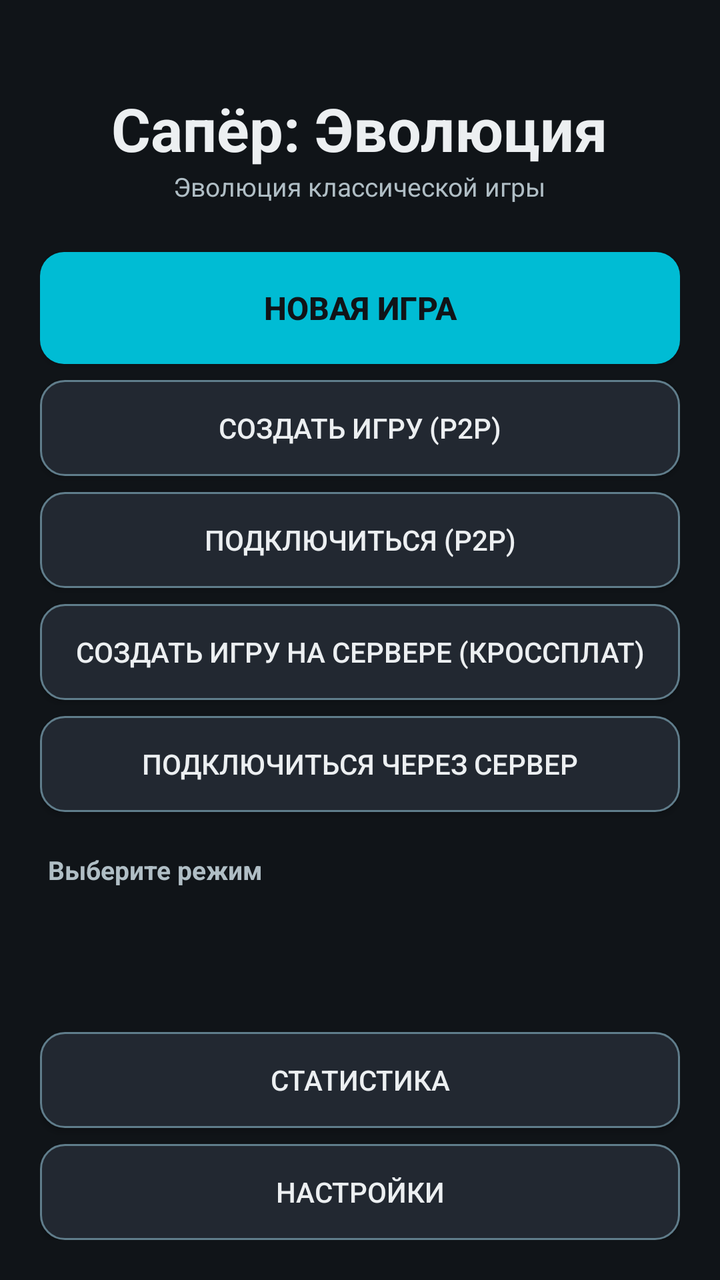
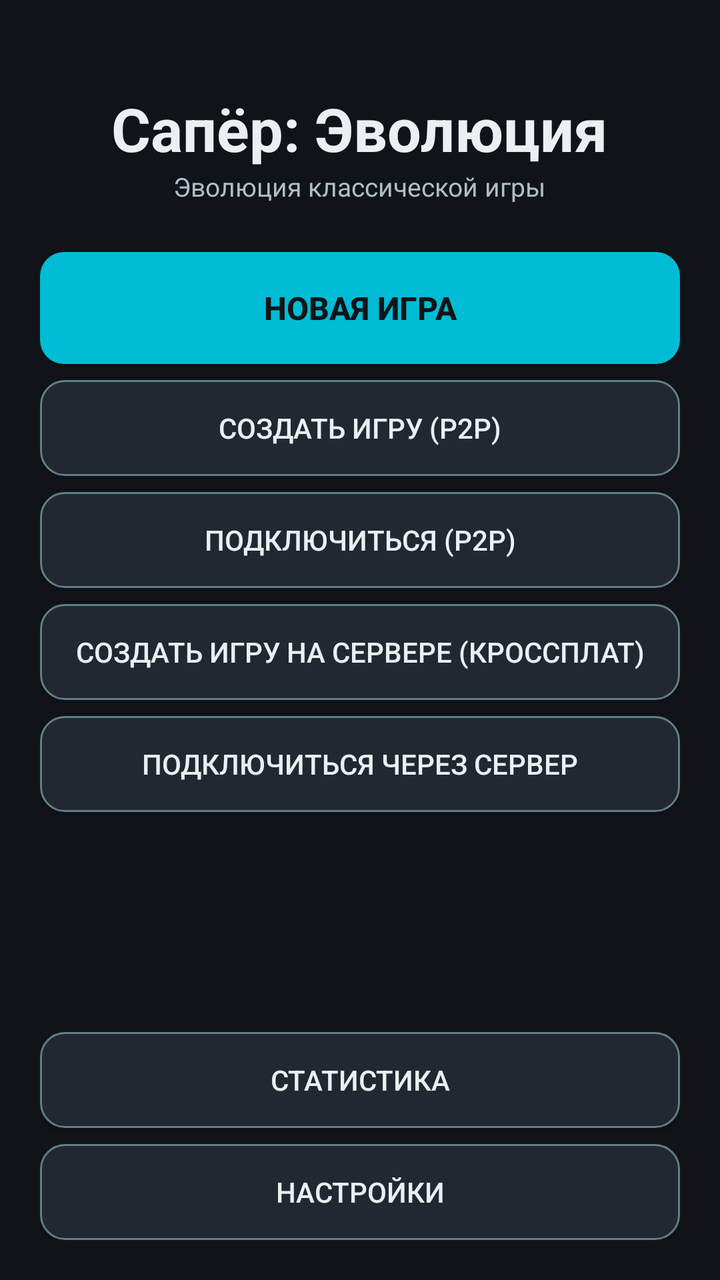

Compare the two renders of this Android layout. The source of the first and the diff that turns it into the second are given below.
<!-- AndroidManifest.xml: application theme Theme.MinesweeperEvolution -->
<!-- res/layout/activity_main.xml -->
<?xml version="1.0" encoding="utf-8"?>
<ScrollView xmlns:android="http://schemas.android.com/apk/res/android"
    android:layout_width="match_parent"
    android:layout_height="match_parent"
    android:background="@color/bg_dark"
    android:fillViewport="true">

    <LinearLayout
        android:layout_width="match_parent"
        android:layout_height="wrap_content"
        android:orientation="vertical"
        android:padding="20dp">

        
        <TextView
            android:id="@+id/title"
            android:layout_width="wrap_content"
            android:layout_height="wrap_content"
            android:layout_gravity="center"
            android:layout_marginTop="24dp"
            android:text="@string/app_name"
            android:textColor="@color/text_primary"
            android:textSize="30sp"
            android:textStyle="bold" />

        <TextView
            android:id="@+id/subtitle"
            android:layout_width="wrap_content"
            android:layout_height="wrap_content"
            android:layout_gravity="center"
            android:layout_marginBottom="24dp"
            android:text="@string/app_subtitle"
            android:textColor="@color/text_secondary"
            android:textSize="13sp" />

        
        <Button
            android:id="@+id/btnContinue"
            android:layout_width="match_parent"
            android:layout_height="56dp"
            android:layout_marginBottom="8dp"
            android:background="@drawable/bg_button_primary"
            android:text="@string/continue_game"
            android:textColor="@color/bg_dark"
            android:textSize="16sp"
            android:textStyle="bold"
            android:visibility="gone" />

        
        <Button
            android:id="@+id/btnNewGame"
            android:layout_width="match_parent"
            android:layout_height="56dp"
            android:layout_marginBottom="8dp"
            android:background="@drawable/bg_button_primary"
            android:text="@string/new_game"
            android:textColor="@color/bg_dark"
            android:textSize="16sp"
            android:textStyle="bold" />

        
        <Button
            android:id="@+id/btnMpHost"
            android:layout_width="match_parent"
            android:layout_height="48dp"
            android:layout_marginBottom="8dp"
            android:background="@drawable/bg_button_secondary"
            android:text="@string/mp_host"
            android:textColor="@color/text_primary"
            android:textSize="14sp" />

        <Button
            android:id="@+id/btnMpJoin"
            android:layout_width="match_parent"
            android:layout_height="48dp"
            android:layout_marginBottom="8dp"
            android:background="@drawable/bg_button_secondary"
            android:text="@string/mp_join"
            android:textColor="@color/text_primary"
            android:textSize="14sp" />

        <Button
            android:id="@+id/btnMpRelayHost"
            android:layout_width="match_parent"
            android:layout_height="48dp"
            android:layout_marginBottom="8dp"
            android:background="@drawable/bg_button_secondary"
            android:text="@string/mp_relay_host"
            android:textColor="@color/text_primary"
            android:textSize="14sp" />

        <Button
            android:id="@+id/btnMpRelayJoin"
            android:layout_width="match_parent"
            android:layout_height="48dp"
            android:layout_marginBottom="20dp"
            android:background="@drawable/bg_button_secondary"
            android:text="@string/mp_relay_join"
            android:textColor="@color/text_primary"
            android:textSize="14sp" />

        <TextView
            android:layout_width="wrap_content"
            android:layout_height="wrap_content"
            android:layout_marginStart="4dp"
            android:layout_marginBottom="10dp"
            android:text="@string/select_mode"
            android:textColor="@color/text_secondary"
            android:textSize="13sp"
            android:textStyle="bold" />

        
        <LinearLayout
            android:id="@+id/modesContainer"
            android:layout_width="match_parent"
            android:layout_height="wrap_content"
            android:orientation="vertical" />

        <TextView
            android:id="@+id/diffTitle"
            android:layout_width="wrap_content"
            android:layout_height="wrap_content"
            android:layout_marginStart="4dp"
            android:layout_marginTop="20dp"
            android:layout_marginBottom="10dp"
            android:text="@string/select_difficulty"
            android:textColor="@color/text_secondary"
            android:textSize="13sp"
            android:textStyle="bold"
            android:visibility="gone" />

        <LinearLayout
            android:id="@+id/diffContainer"
            android:layout_width="match_parent"
            android:layout_height="wrap_content"
            android:orientation="horizontal"
            android:weightSum="3" />

        <View
            android:layout_width="match_parent"
            android:layout_height="0dp"
            android:layout_weight="1" />

        
        <Button
            android:id="@+id/btnStats"
            android:layout_width="match_parent"
            android:layout_height="48dp"
            android:layout_marginBottom="8dp"
            android:background="@drawable/bg_button_secondary"
            android:text="@string/stats"
            android:textColor="@color/text_primary"
            android:textSize="14sp" />

        <Button
            android:id="@+id/btnSettings"
            android:layout_width="match_parent"
            android:layout_height="48dp"
            android:background="@drawable/bg_button_secondary"
            android:text="@string/settings"
            android:textColor="@color/text_primary"
            android:textSize="14sp" />

    </LinearLayout>
</ScrollView>
<!-- resources referenced by this layout -->
<resources>
  <color name="bg_dark">#FF101418</color>
  <color name="text_primary">#FFECEFF1</color>
  <color name="text_secondary">#FFB0BEC5</color>
  <!-- drawable bg_button_primary (drawable) -->
  <?xml version="1.0" encoding="utf-8"?>
  <selector xmlns:android="http://schemas.android.com/apk/res/android">
      
      <item android:state_pressed="true">
          <shape android:shape="rectangle">
              <solid android:color="@color/accent_2"/>
              <corners android:radius="12dp"/>
          </shape>
      </item>
      
      <item>
          <shape android:shape="rectangle">
              <solid android:color="@color/accent"/>
              <corners android:radius="12dp"/>
          </shape>
      </item>
  </selector>
  <!-- drawable bg_button_secondary (drawable) -->
  <?xml version="1.0" encoding="utf-8"?>
  <selector xmlns:android="http://schemas.android.com/apk/res/android">
      
      <item android:state_selected="true">
          <shape android:shape="rectangle">
              <solid android:color="@color/accent"/>
              <corners android:radius="12dp"/>
              <stroke android:width="1dp" android:color="@color/accent_2"/>
          </shape>
      </item>
      
      <item android:state_pressed="true">
          <shape android:shape="rectangle">
              <solid android:color="@color/bg_panel_alt"/>
              <corners android:radius="12dp"/>
              <stroke android:width="2dp" android:color="@color/accent"/>
          </shape>
      </item>
      
      <item>
          <shape android:shape="rectangle">
              <solid android:color="@color/bg_panel_alt"/>
              <corners android:radius="12dp"/>
              <stroke android:width="1dp" android:color="@color/text_dim"/>
          </shape>
      </item>
  </selector>
  <string name="app_name">Сапёр: Эволюция</string>
  <string name="app_subtitle">Эволюция классической игры</string>
  <string name="continue_game">Продолжить</string>
  <string name="mp_host">Создать игру (P2P)</string>
  <string name="mp_join">Подключиться (P2P)</string>
  <string name="mp_relay_host">Создать игру на сервере (кроссплат)</string>
  <string name="mp_relay_join">Подключиться через сервер</string>
  <string name="new_game">Новая игра</string>
  <string name="select_difficulty">Выберите сложность</string>
  <string name="select_mode">Выберите режим</string>
  <string name="settings">Настройки</string>
  <string name="stats">Статистика</string>
  <style name="Theme.MinesweeperEvolution" parent="Theme.AppCompat.NoActionBar">
          <item name="colorPrimary">@color/accent</item>
          <item name="colorPrimaryDark">@color/accent_2</item>
          <item name="colorAccent">@color/accent</item>
          <item name="android:windowBackground">@color/bg_dark</item>
          <item name="android:textColorPrimary">@color/text_primary</item>
          <item name="android:textColorSecondary">@color/text_secondary</item>
          <item name="android:statusBarColor" tools:targetApi="l">@color/bg_dark</item>
      </style>
  <color name="accent_2">#FF26C6DA</color>
  <color name="accent">#FF00BCD4</color>
  <color name="bg_panel_alt">#FF222831</color>
  <color name="text_dim">#FF607D8B</color>
</resources>

<!-- the commit's change to res/layout/activity_main.xml (unified diff, before → after) -->
@@ -99,43 +99,6 @@
             android:textColor="@color/text_primary"
             android:textSize="14sp" />
 
-        <TextView
-            android:layout_width="wrap_content"
-            android:layout_height="wrap_content"
-            android:layout_marginStart="4dp"
-            android:layout_marginBottom="10dp"
-            android:text="@string/select_mode"
-            android:textColor="@color/text_secondary"
-            android:textSize="13sp"
-            android:textStyle="bold" />
-
-        
-        <LinearLayout
-            android:id="@+id/modesContainer"
-            android:layout_width="match_parent"
-            android:layout_height="wrap_content"
-            android:orientation="vertical" />
-
-        <TextView
-            android:id="@+id/diffTitle"
-            android:layout_width="wrap_content"
-            android:layout_height="wrap_content"
-            android:layout_marginStart="4dp"
-            android:layout_marginTop="20dp"
-            android:layout_marginBottom="10dp"
-            android:text="@string/select_difficulty"
-            android:textColor="@color/text_secondary"
-            android:textSize="13sp"
-            android:textStyle="bold"
-            android:visibility="gone" />
-
-        <LinearLayout
-            android:id="@+id/diffContainer"
-            android:layout_width="match_parent"
-            android:layout_height="wrap_content"
-            android:orientation="horizontal"
-            android:weightSum="3" />
-
         <View
             android:layout_width="match_parent"
             android:layout_height="0dp"
<!-- resource entries referenced after the edit -->
@@ -57,8 +57,6 @@
   <string name="mp_relay_host">Создать игру на сервере (кроссплат)</string>
   <string name="mp_relay_join">Подключиться через сервер</string>
   <string name="new_game">Новая игра</string>
-  <string name="select_difficulty">Выберите сложность</string>
-  <string name="select_mode">Выберите режим</string>
   <string name="settings">Настройки</string>
   <string name="stats">Статистика</string>
   <style name="Theme.MinesweeperEvolution" parent="Theme.AppCompat.NoActionBar">
